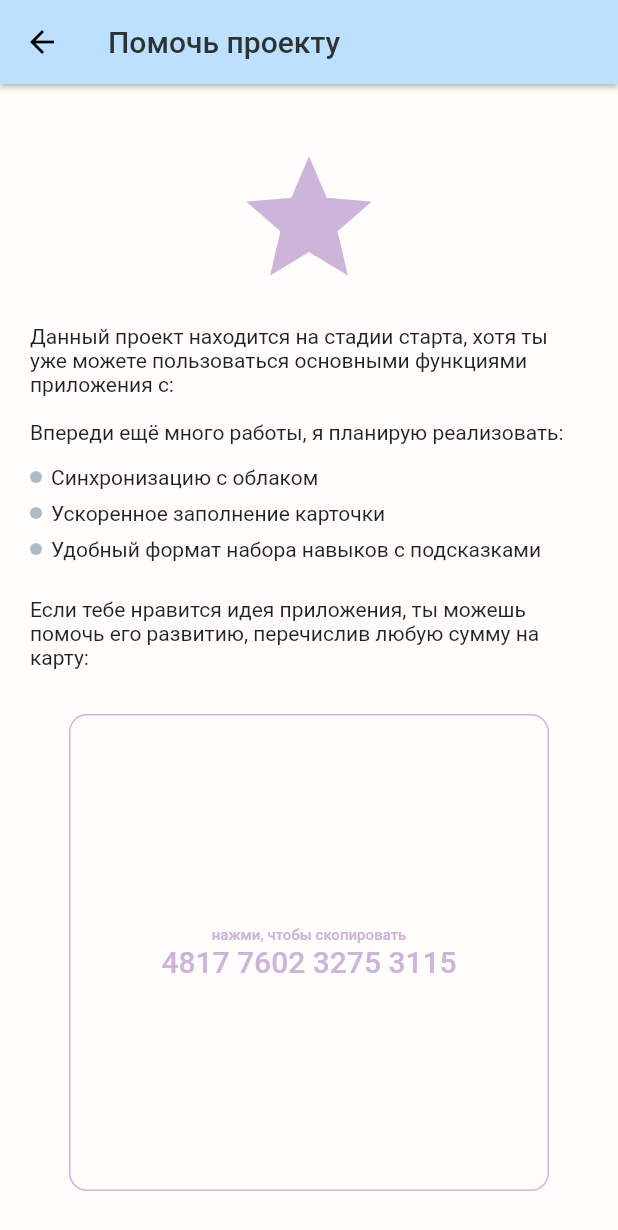
After one commit to zkerriga/tritri, a Flutter app: the HelpProjectPage screen opened directly, on a phone screen of 412 x 824 dp. The commit adds this screen. Shown: the top 1230 px of the screen. Run offline on Flutter 3.47's test engine with Material 2 defaults, Android fonts, the phone set to English and light mode, and no system bars; our stand-ins replace google_fonts, permission_handler, sqflite; missing offline and left inert: search_page; accounts and stored records are empty.

Commit message:
Add helpProjectPage

```diff
--- a/lib/pages/drawerPage.dart
+++ b/lib/pages/drawerPage.dart
@@ -3,6 +3,7 @@ import 'package:provider/provider.dart';
 
 import 'package:tritri/database/databaseHelper.dart';
 import 'package:tritri/models/myColors.dart';
+import 'package:tritri/pages/helpProjectPage.dart';
 import 'package:tritri/pages/syncPage.dart';
 import 'package:tritri/pages/notCompletePage.dart';
 
@@ -65,6 +66,12 @@ class DrawerPage extends StatelessWidget {
           builder: (context) => SyncPage(),
       ));
     };
+    final Function openHelpProjectPage = () {
+      Navigator.pop(context);
+      Navigator.push(context, MaterialPageRoute(
+        builder: (context) => HelpProjectPage(),
+      ));
+    };
     final Function openNotCompletePage = (String title) {
       Navigator.pop(context);
       Navigator.push(context, MaterialPageRoute(
@@ -116,7 +123,7 @@ class DrawerPage extends StatelessWidget {
           drawerListRow(context, Icons.palette, "Кастомизация", () {openNotCompletePage("Кастомизация");},),
           drawerListRow(context, Icons.settings, "Настройки", () {openNotCompletePage("Настройки");},),
           drawerListRow(context, Icons.change_history, "Достижения", () {openNotCompletePage("Достижения");},),
-          drawerListRow(context, Icons.payment, "Помочь проекту", () {openNotCompletePage("Помочь проекту");},),
+          drawerListRow(context, Icons.payment, "Помочь проекту", openHelpProjectPage,),
           drawerListRow(context, Icons.question_answer, "Обратная связь", () {openNotCompletePage("Обратная связь");},),
         ],
       ),
--- /dev/null
+++ b/lib/pages/helpProjectPage.dart
@@ -0,0 +1,105 @@
+import 'package:flutter/material.dart';
+import 'package:flutter/services.dart';
+
+import 'package:tritri/models/myColors.dart';
+
+class HelpProjectPage extends StatelessWidget {
+  const HelpProjectPage({
+    Key key,
+  }) : super(key: key);
+
+  Widget getPoint(String message) {
+    return Row(
+      // mainAxisAlignment: MainAxisAlignment.start,
+      // crossAxisAlignment: CrossAxisAlignment.start,
+      children: [
+        CircleAvatar(
+          radius: 4,
+          backgroundColor: MyColors.gray,
+        ),
+        SizedBox(width: 6,),
+        Text(message),
+      ],
+    );
+  }
+  @override
+  Widget build(BuildContext context) {
+    return Scaffold(
+      appBar: AppBar(
+        title: Text(
+          "Помочь проекту",
+          style: TextStyle(color: MyColors.black),
+        ),
+        backgroundColor: MyColors.lightBlue,
+        elevation: 1.5,
+      ),
+      backgroundColor: MyColors.white,
+      body: SafeArea(
+        child: Container(
+          padding: const EdgeInsets.all(20),
+          color: MyColors.white,
+          child: Center(
+            child: Column(
+              children: [
+                SizedBox(height: 20,),
+                Icon(
+                  Icons.star,
+                  color: MyColors.purple,
+                  size: 100,
+                ),
+                Padding(
+                  padding: const EdgeInsets.only(top: 20, bottom: 10),
+                  child: Text("Данный проект находится на стадии старта, хотя ты уже можете пользоваться основными функциями приложения c:\n\n"
+                      "Впереди ещё много работы, я планирую реализовать:"),
+                ),
+                Container(
+                  padding: const EdgeInsets.only(top: 4, bottom: 4),
+                  child: getPoint("Синхронизацию с облаком"),
+                ),
+                Container(
+                  padding: const EdgeInsets.only(top: 4, bottom: 4),
+                  child: getPoint("Ускоренное заполнение карточки"),
+                ),
+                Container(
+                  padding: const EdgeInsets.only(top: 4, bottom: 4),
+                  child: getPoint("Удобный формат набора навыков с подсказками"),
+                ),
+                SizedBox(height: 20,),
+                Text("Если тебе нравится идея приложения, ты можешь помочь его развитию, перечислив любую сумму на карту:"),
+                SizedBox(height: 20,),
+                Expanded(
+                    child: FlatButton(
+                      onPressed: () {Clipboard.setData(ClipboardData(text: "4817760232753115"));},
+                      child: Container(
+                        width: MediaQuery.of(context).size.width * 0.8,
+                        decoration: BoxDecoration(
+                          border: Border.all(color: MyColors.purple, width: 1),
+                          borderRadius: BorderRadius.circular(12),
+                        ),
+                        margin: const EdgeInsets.all(10),
+                        padding: const EdgeInsets.all(10),
+                        child: Column(
+                          children: [
+                            Spacer(flex: 1,),
+                            Text(
+                              "нажми, чтобы скопировать",
+                              style: TextStyle(color: MyColors.purple, fontSize: 10),
+                            ),
+                            Text(
+                              "4817 7602 3275 3115",
+                              style: TextStyle(color: MyColors.purple, fontSize: 20),
+                            ),
+                            Spacer(flex: 1,),
+                          ],
+                        ),
+                      ),
+                    ),
+                ),
+              ],
+            ),
+          ),
+        ),
+      ),
+    );
+  }
+}
--- a/lib/pages/notCompletePage.dart
+++ b/lib/pages/notCompletePage.dart
@@ -1,4 +1,6 @@
+import 'package:flutter/gestures.dart';
 import 'package:flutter/material.dart';
+import 'package:url_launcher/url_launcher.dart';
 
 import 'package:tritri/models/myColors.dart';
 
@@ -38,6 +40,19 @@ class NotCompletePage extends StatelessWidget {
                     padding: const EdgeInsets.only(top: 20, bottom: 20),
                     child: Text("Страница в разработке"),
                   ),
+                  RichText(
+                    text: TextSpan(
+                      text: "@zkerriga",
+                      style: TextStyle(
+                          decoration: TextDecoration.underline,
+                          fontSize: 10, color: MyColors.purple
+                      ),
+                      recognizer: TapGestureRecognizer()
+                        ..onTap = () {
+                          launch("https://t.me/zkerriga");
+                        },
+                    ),
+                  ),
                 ],
               ),
             ),
```
